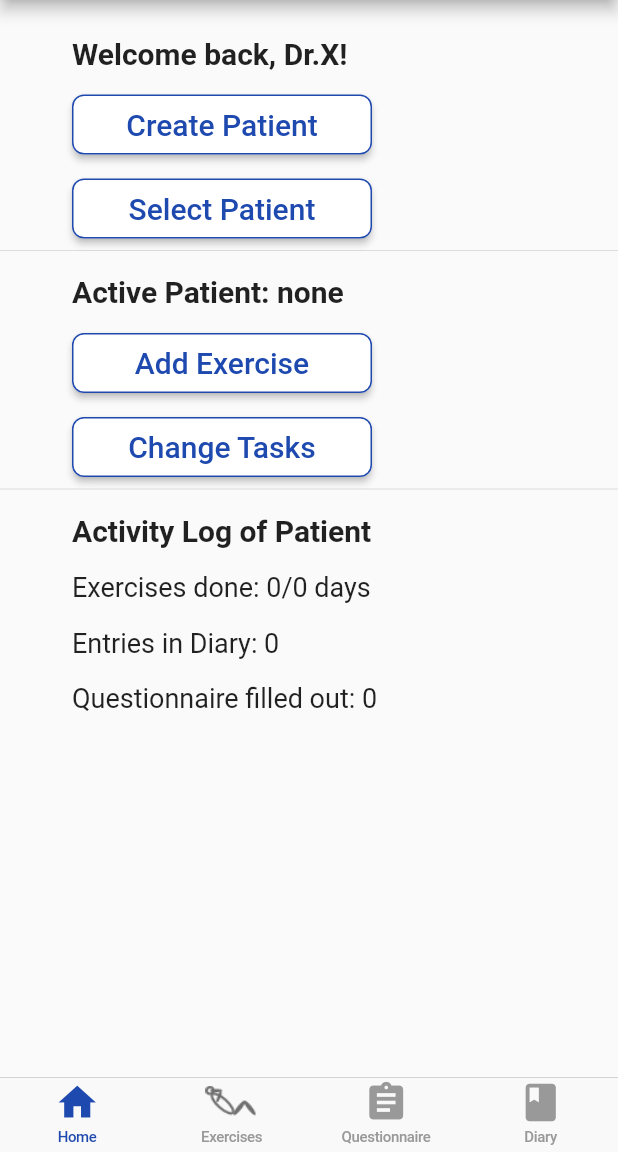
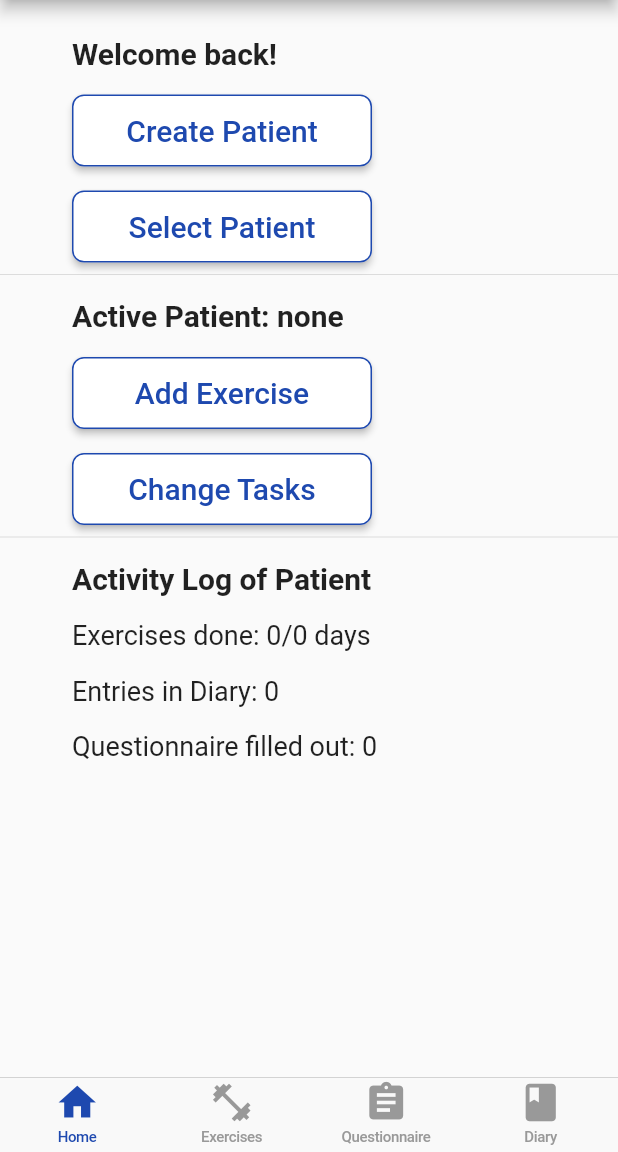
Before and after one commit to TjardL/RehAssistant, a Flutter app: the TherapistHomePage screen opened directly, on a phone screen of 412 x 824 dp, the part 84-1236 px from its top. Run offline on Flutter 3.47's test engine with Material 2 defaults, Android fonts, the phone set to English and light mode, and no system bars; our stand-ins replace charts_flutter, cloud_firestore, firebase_auth, flutter_calendar_carousel, flutter_local_notifications, rxdart and 1 more; accounts and stored records are empty.

Commit message:
beforre rename

```diff
--- a/lib/pages/login_page.dart
+++ b/lib/pages/login_page.dart
@@ -50,7 +50,7 @@ class _LoginSignupPageState extends State<LoginSignupPage> {
           _isLoginForm = true;
           validateAndSubmit();
 
-          //widget.auth.sendEmailVerification();
+          widget.auth.sendEmailVerification();
           //_showVerifyEmailSentDialog();
         }
         if (!mounted) return;
@@ -139,7 +139,7 @@ class _LoginSignupPageState extends State<LoginSignupPage> {
 
   Widget showCheckBox() {
     return Padding(
-      padding: const EdgeInsets.only(top: 16.0, bottom: 8.0),
+      padding: const EdgeInsets.only(top: 16.0, bottom: 0.0),
       child: Row(
         mainAxisAlignment: MainAxisAlignment.center,
         children: [
--- a/lib/pages/therapist_home_page.dart
+++ b/lib/pages/therapist_home_page.dart
@@ -279,7 +279,7 @@ class _TherapistHomePageState extends State<TherapistHomePage> {
             crossAxisAlignment: CrossAxisAlignment.start,
             children: <Widget>[
               Text(
-                'Welcome back, Dr.X!',
+                'Welcome back!',
                 style: TextStyle(fontSize: 20.0, fontWeight: FontWeight.bold),
               ),
               SizedBox(height: 16),
@@ -450,19 +450,21 @@ class _TherapistHomePageState extends State<TherapistHomePage> {
       items: [
         BottomNavigationBarItem(
           icon: new Icon(Icons.home),
-          title: new Text('Home'),
+          label:'Home',
         ),
         BottomNavigationBarItem(
-          icon: new Image(
-            image: AssetImage("images/exercise_icon.png"),
-            height: 22,
-          ),
-          title: new Text('Exercises'),
+          icon: Icon(Icons.fitness_center),
+          // new Image(
+          //   image: Icon(Icons.fitness_center),
+          //   //AssetImage(getPageIndex==1?"images/exercise_icon_blue.png":"images/exercise_icon.png"),
+          //   height: 22,
+          // ),
+          label: 'Exercises',
         ),
         BottomNavigationBarItem(
-            icon: new Icon(Icons.assignment), title: Text('Questionnaire')),
+            icon: new Icon(Icons.assignment), label:'Questionnaire'),
         BottomNavigationBarItem(
-            icon: new Icon(Icons.book), title: Text('Diary')),
+            icon: new Icon(Icons.book), label:'Diary'),
       ],
       onTap: _onTapChangePage,
       activeColor: Theme.of(context).primaryColor,
--- a/lib/widgets/small_task_button.dart
+++ b/lib/widgets/small_task_button.dart
@@ -7,7 +7,7 @@ class SmallTaskButton extends StatelessWidget {
   Widget build(BuildContext context) {
     return Container(
                 width: 200,
-                height: 40,
+                height: 48,
                 child: RaisedButton(
                   color: Colors.white,
                   shape: RoundedRectangleBorder(
```
Also changed, not shown: lib/pages/patient_home_page.dart (+12 -14 lines), images/exercise_icon_blue.png (added), 3 other files.
